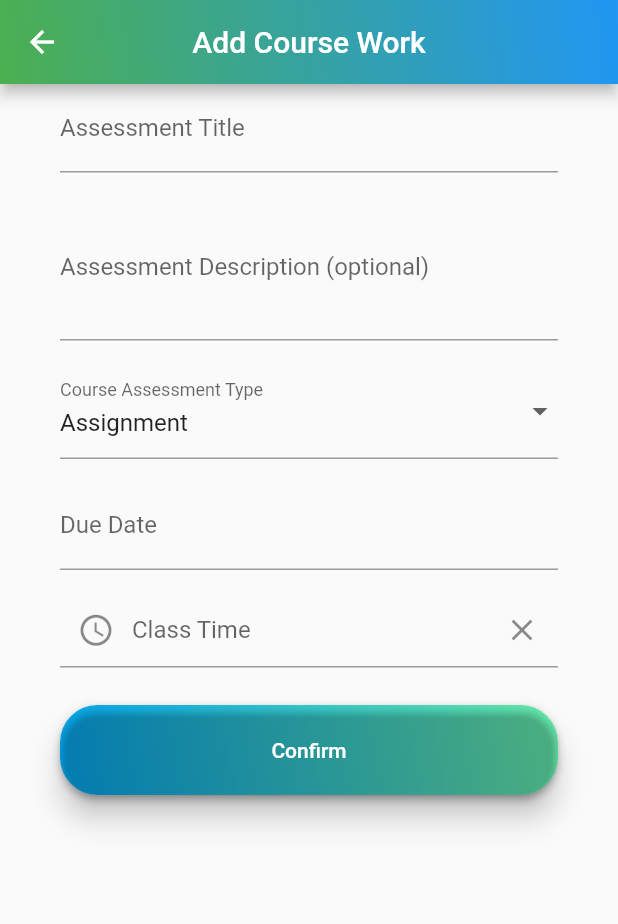
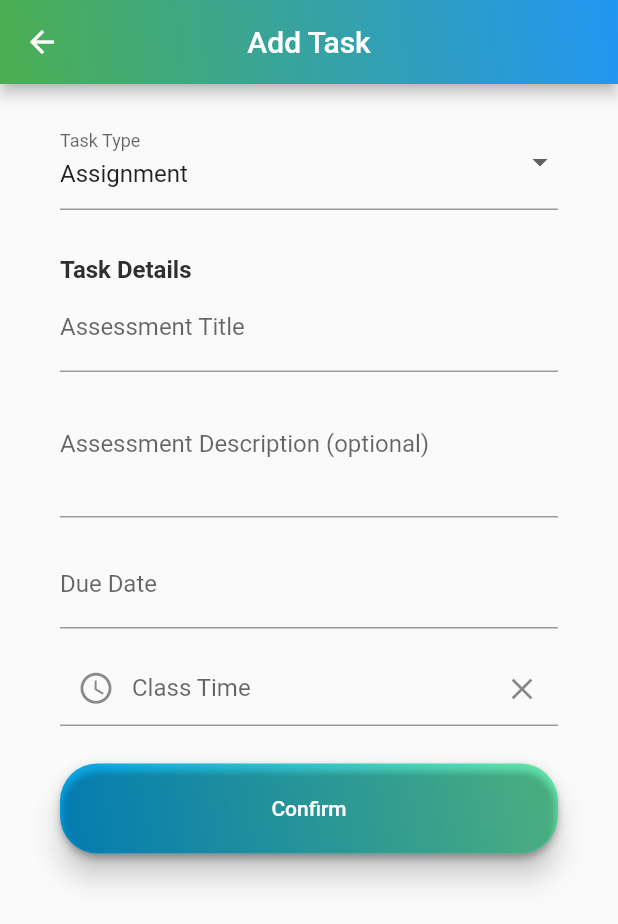
Before and after one commit to IrfanFaiq/Self_Task_Student-master, a Flutter app: the AssignmentAdd screen opened directly with empty values, on a phone screen of 412 x 824 dp. Shown: the top 924 px of the screen. Run offline on Flutter 3.47's test engine with Material 2 defaults, Android fonts, the phone set to English and light mode, and no system bars; our stand-ins replace bloc, cloud_firestore, email_validator, equatable, firebase_auth, firebase_core and 5 more; accounts and stored records are empty.

Commit message:
Update AssignmentAdd.dart
- Remove unused code
- Rearrange interface
- Add new label

```diff
--- a/lib/Presentation/Manage Assignmetn/AssignmentAdd.dart
+++ b/lib/Presentation/Manage Assignmetn/AssignmentAdd.dart
@@ -36,7 +36,7 @@ class _AssignmentAdd extends State<AssignmentAdd>{
     return SafeArea(
       child: Scaffold(
         appBar: AppBar(
-          title: const Text("Add Course Work"),
+          title: const Text("Add Task"),
           centerTitle: true,
           flexibleSpace: Container(
             decoration: const BoxDecoration(
@@ -59,11 +59,12 @@ class _AssignmentAdd extends State<AssignmentAdd>{
                       crossAxisAlignment: CrossAxisAlignment.stretch,
                       mainAxisAlignment: MainAxisAlignment.center,
                       children: [
+                        const SizedBox(height: 20),
+                        typeWidget(),
+                        const SizedBox(height: 30),
+                        Text("Task Details", style: TextStyle(color: Color.fromRGBO(48, 47, 48, 1.0), fontWeight: FontWeight.w700, fontSize: 16),),
                         assignmentNameWidget(),
-                        const SizedBox(height: 15),
                         assignmentDescWidget(),
-                        const SizedBox(height: 15),
-                        typeWidget(),
                         const SizedBox(height: 15),
                         dueDateWidget(),
                         const SizedBox(height: 15),
@@ -108,19 +109,6 @@ class _AssignmentAdd extends State<AssignmentAdd>{
                                   );
 
                                   Navigator.of(context).pop();
-
-                                  // Navigator.pushAndRemoveUntil(
-                                  //     context,
-                                  //     MaterialPageRoute(
-                                  //         settings: RouteSettings(
-                                  //           arguments: {
-                                  //             "id": _courseId,
-                                  //           }
-                                  //         ),
-                                  //         builder: (BuildContext context) =>
-                                  //         const AssignmentList()),
-                                  //         (Route<dynamic> route) => false);
-
                                 }
                               },
                               style: ElevatedButton.styleFrom(
@@ -179,7 +167,7 @@ class _AssignmentAdd extends State<AssignmentAdd>{
           return null;
         },
       decoration: const InputDecoration(
-        label: Text('Course Assessment Type'),
+        label: Text('Task Type'),
       ),
       value: _typeFirst,
       elevation: 16,
```
